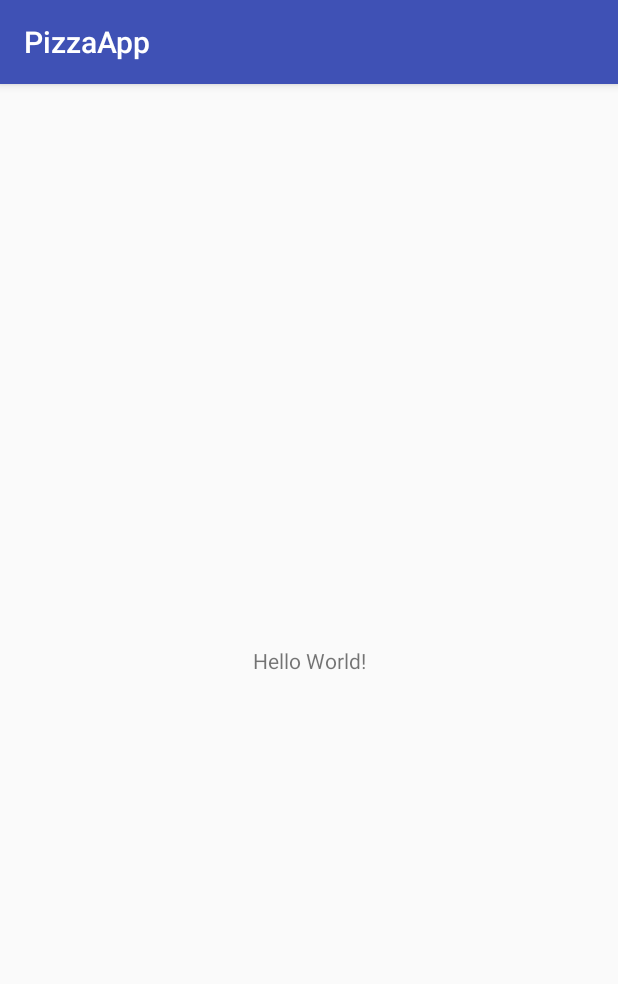
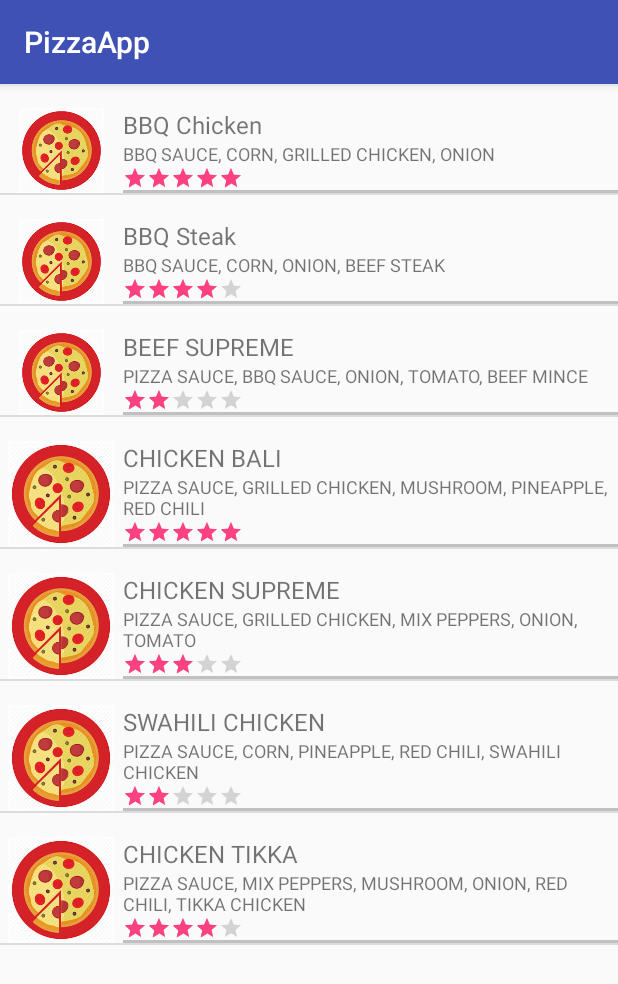
Before and after one commit to Josetedd/Pizza-Store, an Android app: the screen it shows after launch once a user with an empty profile is signed in (MainActivity), on a phone screen of 412 x 824 dp. Shown: the top 984 px of the screen. Run offline under Robolectric (Android 15) with nearby library versions, the phone set to English and light mode, and no system bars; our stand-ins replace Firebase (no records; nobody signed in at launch, a user with empty details on screens opened directly).

Commit message:
Added home screen List view

```diff
--- a/app/build.gradle
+++ b/app/build.gradle
@@ -23,6 +23,7 @@ dependencies {
     implementation 'com.android.support:appcompat-v7:26.0.0-beta1'
     implementation 'com.android.support.constraint:constraint-layout:1.0.2'
     implementation 'com.google.firebase:firebase-auth:11.0.4'
+    implementation 'com.google.firebase:firebase-database:11.0.4'
     testImplementation 'junit:junit:4.12'
     androidTestImplementation 'com.android.support.test:runner:1.0.1'
     androidTestImplementation 'com.android.support.test.espresso:espresso-core:3.0.1'
@@ -32,4 +33,6 @@ dependencies {
 
 
 
+
+
 apply plugin: 'com.google.gms.google-services'
--- a/app/src/main/AndroidManifest.xml
+++ b/app/src/main/AndroidManifest.xml
@@ -16,9 +16,10 @@
                 <category android:name="android.intent.category.LAUNCHER" />
             </intent-filter>
         </activity>
-        <activity android:name=".loginActivity" />
+        <activity android:name=".LoginActivity" />
         <activity android:name=".SignUpActivity" />
-        <activity android:name=".ResetPassActivity"></activity>
+        <activity android:name=".ResetPassActivity" />
+        <activity android:name=".SelectedPizza"></activity>
     </application>
 
 </manifest>
--- a/app/src/main/java/com/example/android/pizzaapp/MainActivity.java
+++ b/app/src/main/java/com/example/android/pizzaapp/MainActivity.java
@@ -3,11 +3,16 @@ package com.example.android.pizzaapp;
 import android.content.Intent;
 import android.os.Bundle;
 import android.support.v7.app.AppCompatActivity;
+import android.view.View;
+import android.widget.AdapterView;
+import android.widget.ListView;
+import android.widget.TextView;
+import android.widget.Toast;
 
 import com.google.firebase.auth.FirebaseAuth;
-import com.google.firebase.auth.FirebaseUser;
 
 public class MainActivity extends AppCompatActivity {
+    private ListView homeList;
     //declare FirebaseAuth instance
     private FirebaseAuth mAuth;
 
@@ -22,8 +27,39 @@ public class MainActivity extends AppCompatActivity {
             //if user is not logged in, close this activity
             finish();
             // and open the login activity
-            startActivity(new Intent(getApplicationContext(), loginActivity.class));
+            startActivity(new Intent(getApplicationContext(), LoginActivity.class));
         }
+        // Temporary data. list of pizzas will be from firebase realtime database
+        Pizza pizza_data[]= new Pizza[]{
+                new Pizza(R.drawable.pizzaicon,"BBQ Chicken", "BBQ SAUCE, CORN, GRILLED CHICKEN, ONION",5),
+                new Pizza(R.drawable.pizzaicon,"BBQ Steak", "BBQ SAUCE, CORN, ONION, BEEF STEAK",4),
+                new Pizza(R.drawable.pizzaicon,"BEEF SUPREME", "PIZZA SAUCE, BBQ SAUCE, ONION, TOMATO, BEEF MINCE",2),
+                new Pizza(R.drawable.pizzaicon,"CHICKEN BALI", "PIZZA SAUCE, GRILLED CHICKEN, MUSHROOM, PINEAPPLE, RED CHILI",5),
+                new Pizza(R.drawable.pizzaicon,"CHICKEN SUPREME", "PIZZA SAUCE, GRILLED CHICKEN, MIX PEPPERS, ONION, TOMATO",3),
+                new Pizza(R.drawable.pizzaicon,"SWAHILI CHICKEN", "PIZZA SAUCE, CORN, PINEAPPLE, RED CHILI, SWAHILI CHICKEN",2),
+                new Pizza(R.drawable.pizzaicon,"CHICKEN TIKKA", "PIZZA SAUCE, MIX PEPPERS, MUSHROOM, ONION, RED CHILI, TIKKA CHICKEN",4),
+
+        };
+        //CONNECT DATA TO LIST
+        PizzaViewAdapter adapter = new PizzaViewAdapter(this,R.layout.home_items_activity,pizza_data);
+
+        //home listview initialize
+        homeList= (ListView) findViewById(R.id.HomeList);
+
+        //set adapter to the home list
+        homeList.setAdapter(adapter);
+        //set
+        homeList.setOnItemClickListener(new AdapterView.OnItemClickListener() {
+            @Override
+            public void onItemClick(AdapterView<?> parent, View view, int position,
+                                    long id) {
+
+                String item = ((TextView)view).getText().toString();
+
+                Toast.makeText(getBaseContext(), item, Toast.LENGTH_LONG).show();
+
+            }
+        });
 
     }
 }
--- /dev/null
+++ b/app/src/main/java/com/example/android/pizzaapp/Pizza.java
@@ -0,0 +1,25 @@
+package com.example.android.pizzaapp;
+
+/**
+ * Created by joseph on 2/25/18.
+ */
+
+public class Pizza {
+    //declare variables for image,Title, Description and Rating
+    public int pizzaImage;
+    public String title;
+    public String description;
+    public float rating;
+
+    //constructor
+    public Pizza(){
+        super();
+    }
+    public Pizza(int pizzaImage, String title, String description, float rating) {
+        super();
+        this.pizzaImage = pizzaImage;
+        this.title = title;
+        this. description = description;
+        this. rating = rating;
+    }
+}
--- /dev/null
+++ b/app/src/main/java/com/example/android/pizzaapp/PizzaViewAdapter.java
@@ -0,0 +1,69 @@
+package com.example.android.pizzaapp;
+
+import android.app.Activity;
+import android.content.Context;
+import android.view.LayoutInflater;
+import android.view.View;
+import android.view.ViewGroup;
+import android.widget.ArrayAdapter;
+import android.widget.ImageView;
+import android.widget.RatingBar;
+import android.widget.TextView;
+
+/**
+ * Created by joseph on 2/25/18.
+ */
+
+public class PizzaViewAdapter extends ArrayAdapter<Pizza> {
+    //declarition
+    Context context;
+    int layoutResourceId;
+    Pizza data[] = null;
+
+    // Constructor
+    public PizzaViewAdapter(Context context, int layoutResourceId, Pizza[] data) {
+        super(context, layoutResourceId, data);
+        this.layoutResourceId = layoutResourceId;
+        this.context = context;
+        this.data = data;
+    }
+    @Override
+    public View getView(int position, View convertView, ViewGroup parent) {
+        View row = convertView;
+        ItemHolder holder = null;
+
+        if(row == null)
+        {
+            LayoutInflater inflater = ((Activity)context).getLayoutInflater();
+            row = inflater.inflate(layoutResourceId, parent, false);
+
+            holder = new ItemHolder();
+            holder.imgPizza = (ImageView)row.findViewById(R.id.PizzaImage);
+            holder.txtTitle = (TextView)row.findViewById(R.id.PizzaTitle);
+            holder.txtDescription =(TextView) row.findViewById(R.id.PizzaDesc);
+            holder.ratingBar =(RatingBar) row.findViewById(R.id.PizzaRating);
+
+            row.setTag(holder);
+        }
+        else
+        {
+            holder = (ItemHolder)row.getTag();
+        }
+
+        Pizza pizza = data[position];
+        holder.imgPizza.setImageResource(pizza.pizzaImage);
+        holder.txtTitle.setText(pizza.title);
+        holder.txtDescription.setText(pizza.description);
+        holder.ratingBar.setRating(pizza.rating);
+
+        return row;
+    }
+    static class ItemHolder
+    {
+        ImageView imgPizza;
+        TextView txtTitle;
+        TextView txtDescription;
+        RatingBar ratingBar;
+    }
+
+}
--- a/app/src/main/java/com/example/android/pizzaapp/ResetPassActivity.java
+++ b/app/src/main/java/com/example/android/pizzaapp/ResetPassActivity.java
@@ -70,7 +70,7 @@ public class ResetPassActivity extends AppCompatActivity {
         }
         if (view == backBtn){
            finish();
-            startActivity(new Intent(getApplicationContext(), loginActivity.class));
+            startActivity(new Intent(getApplicationContext(), LoginActivity.class));
         }
 
     }
--- a/app/src/main/res/layout/activity_login.xml
+++ b/app/src/main/res/layout/activity_login.xml
@@ -24,7 +24,7 @@
         app:layout_constraintTop_toBottomOf="@+id/imageView2" />
 
     <EditText
-        android:id="@+id/inputpassword"
+        android:id="@+id/InputPass"
         style="@style/EditTextStyle"
         android:hint="Enter Password"
         android:inputType="textPassword"
@@ -39,7 +39,7 @@
         android:text="Login"
         app:layout_constraintEnd_toEndOf="parent"
         app:layout_constraintStart_toStartOf="parent"
-        app:layout_constraintTop_toBottomOf="@+id/inputpassword"
+        app:layout_constraintTop_toBottomOf="@+id/InputPass"
         android:onClick="onClick"/>
     <TextView
         android:id="@+id/resetLink"
--- a/app/src/main/res/layout/activity_main.xml
+++ b/app/src/main/res/layout/activity_main.xml
@@ -1,12 +1,12 @@
 <?xml version="1.0" encoding="utf-8"?>
-<android.support.constraint.ConstraintLayout xmlns:android="http://schemas.android.com/apk/res/android"
+<LinearLayout xmlns:android="http://schemas.android.com/apk/res/android"
     xmlns:app="http://schemas.android.com/apk/res-auto"
     xmlns:tools="http://schemas.android.com/tools"
     android:layout_width="match_parent"
     android:layout_height="match_parent"
     tools:context="com.example.android.pizzaapp.MainActivity">
 
-    <TextView
+    <!--<TextView
         android:layout_width="wrap_content"
         android:layout_height="wrap_content"
         android:text="Hello World!"
@@ -14,5 +14,9 @@
         app:layout_constraintLeft_toLeftOf="parent"
         app:layout_constraintRight_toRightOf="parent"
         app:layout_constraintTop_toTopOf="parent" />
-
-</android.support.constraint.ConstraintLayout>
+-->
+    <ListView
+        android:id="@+id/HomeList"
+        android:layout_width="fill_parent"
+        android:layout_height="fill_parent"></ListView>
+</LinearLayout>
--- /dev/null
+++ b/app/src/main/res/layout/home_items_activity.xml
@@ -0,0 +1,57 @@
+<?xml version="1.0" encoding="utf-8"?>
+<LinearLayout xmlns:android="http://schemas.android.com/apk/res/android"
+    android:layout_width="fill_parent"
+    android:layout_height="wrap_content"
+    android:orientation="horizontal"
+    android:paddingTop="16dp">
+    <LinearLayout
+        android:layout_width="0dp"
+        android:layout_weight="1"
+        android:layout_height="match_parent">
+    <ImageView
+        android:id="@+id/PizzaImage"
+        android:layout_width="match_parent"
+        android:layout_height="match_parent"
+        android:layout_gravity="center"
+        android:scaleType="centerInside"
+        android:layout_alignParentTop="true"
+        android:layout_alignParentBottom="true"
+        />
+    </LinearLayout>
+    <LinearLayout
+        android:layout_width="0dp"
+        android:layout_weight="4"
+        android:layout_height="wrap_content">
+        <LinearLayout
+            android:layout_width="match_parent"
+            android:layout_height="wrap_content"
+            android:orientation="vertical">
+        <TextView
+            android:id="@+id/PizzaTitle"
+            android:layout_width="wrap_content"
+            android:layout_height="wrap_content"
+            android:textSize="16sp"/>
+            <TextView
+                android:id="@+id/PizzaDesc"
+                android:textSize="12sp"
+                android:layout_width="wrap_content"
+                android:layout_height="wrap_content"
+                />
+            <RatingBar
+                android:id="@+id/PizzaRating"
+                android:layout_width="wrap_content"
+                android:layout_height="wrap_content"
+                android:numStars="5"
+                android:stepSize="0.1"
+                android:isIndicator="true"
+                style="?android:attr/ratingBarStyleSmall"/>
+            <View
+                android:layout_width="fill_parent"
+                android:layout_height="2dp"
+                android:background="#c0c0c0"/>
+        </LinearLayout>
+
+    </LinearLayout>
+
+
+</LinearLayout>
```
Also changed, not shown: app/src/main/java/com/example/android/pizzaapp/LoginActivity.java (renamed from app/src/main/java/com/example/android/pizzaapp/loginActivity.java, +5 -5 lines), app/src/main/java/com/example/android/pizzaapp/SelectedPizza.java (added, +13 -0 lines), app/src/main/res/layout/activity_selected_pizza.xml (added, +134 -0 lines), app/src/main/res/drawable/pizzaicon.jpeg (added).
